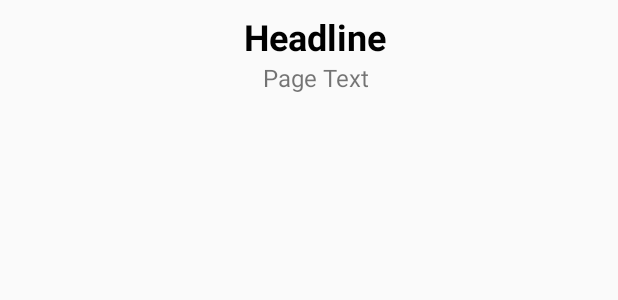
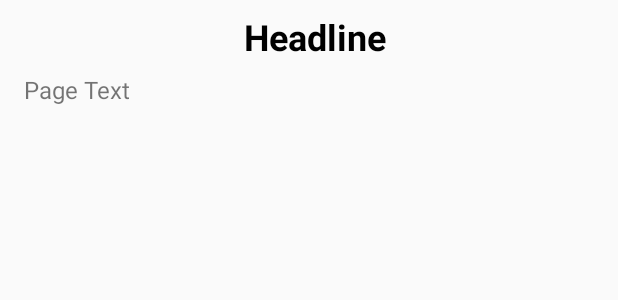
Before and after one commit to Shist/Kotlin_SportNews_Retrofit_okHttp, an Android app: the layout news_page.xml on its own in the app's theme, with its tools: preview values and no code run, on a phone screen of 412 x 824 dp. Shown: the top 300 px of the screen. Run offline under Robolectric (Android 15) with nearby library versions, the light colour scheme and no system bars.

Commit message:
few frontend pageText changes(gravity: center -> start), strating work on adapter...

```diff
--- a/app/src/main/java/io/navendra/retrofitkotlindeferred/ui/NewsPageFragment.kt
+++ b/app/src/main/java/io/navendra/retrofitkotlindeferred/ui/NewsPageFragment.kt
@@ -44,7 +44,7 @@ class NewsPageFragment (private val item : NewsItem) : Fragment() {
 
         pageHeadline.text = item.shortHeadline
         Picasso.get().load(item.featuredMedia.featuredMediaContext.featuredMediaContext).into(pageImg)
-        pageText.text = Html.fromHtml(item.body).toString()
+        pageText.text = Html.fromHtml(item.body, Html.FROM_HTML_MODE_LEGACY).toString()
 
 
         // (*) Посмотреть ListAdapter
--- a/app/src/main/res/layout/news_page.xml
+++ b/app/src/main/res/layout/news_page.xml
@@ -30,7 +30,8 @@
             android:layout_width="0dp"
             android:layout_height="wrap_content"
             android:layout_marginStart="8dp"
-            android:gravity="center"
+            android:layout_marginTop="8dp"
+            android:gravity="start"
             android:text="@string/pageText"
             android:textSize="16sp"
             android:textStyle="normal"
```
